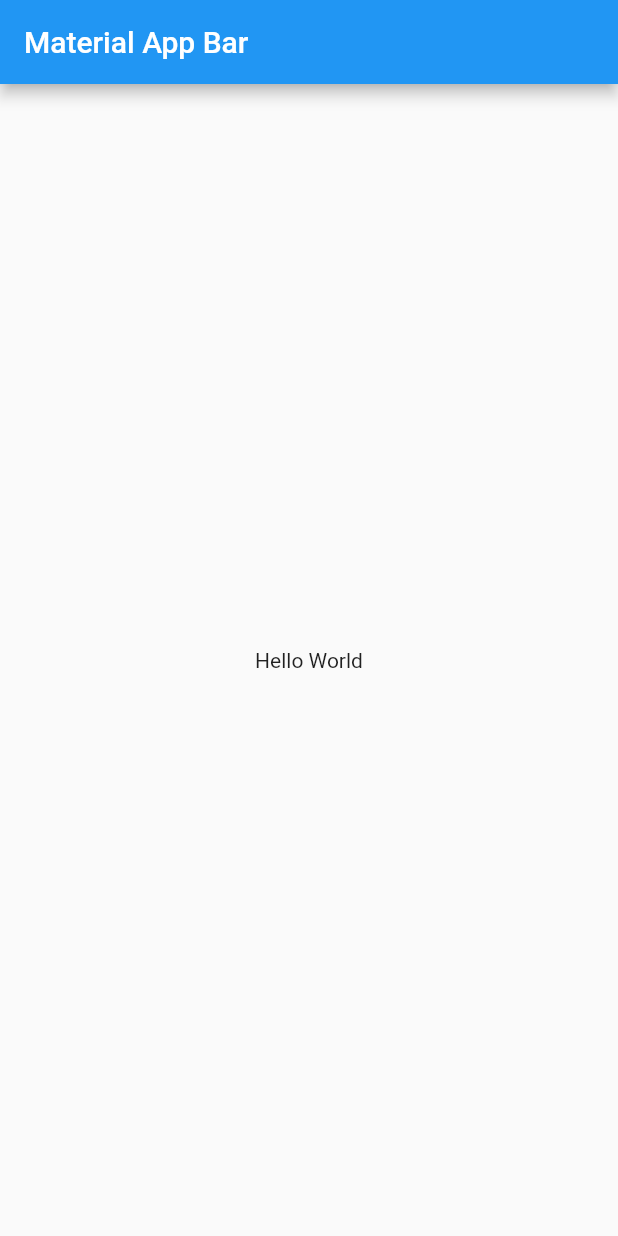
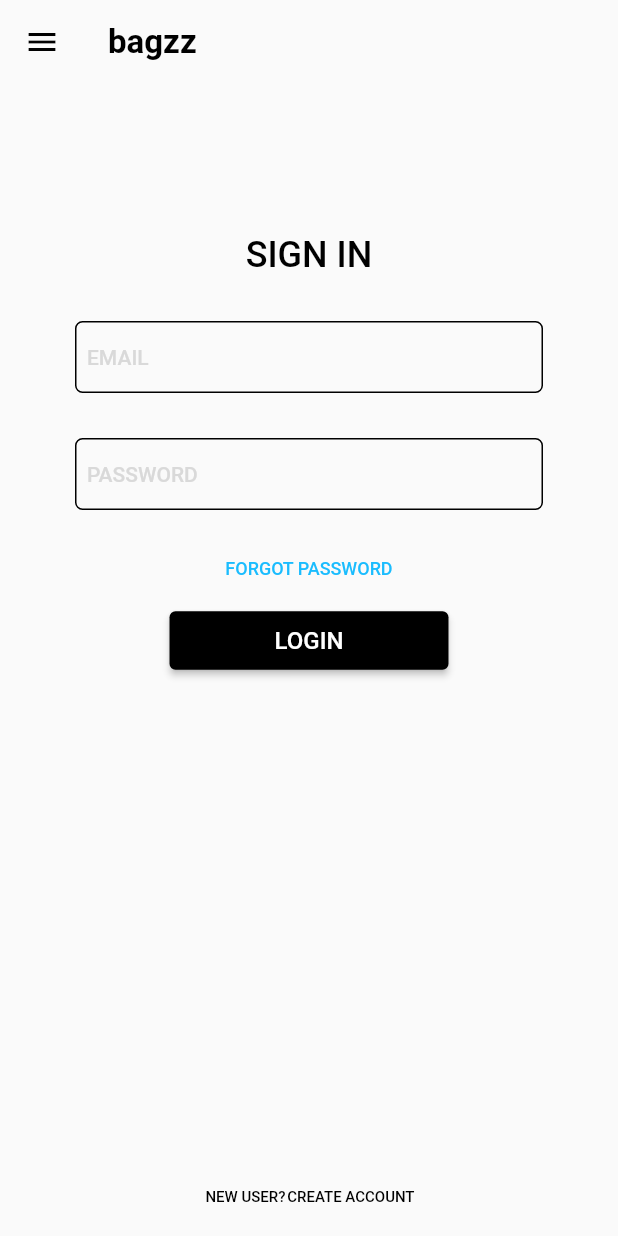
Before and after one commit to elvin35846/flutter_learning, a Flutter app: the screen it shows after launch, on a phone screen of 412 x 824 dp. Run offline on Flutter 3.47's test engine with Material 2 defaults, Android fonts, the light colour scheme and no system bars; Roboto replaces fonts that are missing (Playfair Display, Work Sans).

Commit message:
Add login screen, sepparated widgets and add folders, need to refactor styles and trouble with scroll

```diff
--- a/bagzz_app_ui/lib/main.dart
+++ b/bagzz_app_ui/lib/main.dart
@@ -1,3 +1,4 @@
+import 'package:bagzz_app_ui/screens/login_screen.dart';
 import 'package:flutter/material.dart';
 
 void main() => runApp(MyApp());
@@ -6,17 +7,8 @@ class MyApp extends StatelessWidget {
   @override
   Widget build(BuildContext context) {
     return MaterialApp(
-      title: 'Material App',
-      home: Scaffold(
-        appBar: AppBar(
-          title: Text('Material App Bar'),
-        ),
-        body: Center(
-          child: Container(
-            child: Text('Hello World'),
-          ),
-        ),
-      ),
+      title: 'Bagzz',
+      home: LoginScreen(),
     );
   }
 }
--- /dev/null
+++ b/bagzz_app_ui/lib/screens/login_screen.dart
@@ -0,0 +1,53 @@
+import 'package:bagzz_app_ui/widgets/login/login_footer_widget.dart';
+import 'package:bagzz_app_ui/widgets/login/login_form_widget.dart';
+import 'package:flutter/material.dart';
+
+class LoginScreen extends StatelessWidget {
+  const LoginScreen({Key? key}) : super(key: key);
+  // ! Important!!! - ALL STYLES NEED TO REFACTOR
+  @override
+  Widget build(BuildContext context) {
+    return Scaffold(
+      // ! Drawer paint a 'burger menu icon'
+      drawer: Drawer(
+        // ! LOGIC INSIDE DRAWER
+        child: Center(
+          child: Column(
+            mainAxisAlignment: MainAxisAlignment.center,
+            children: <Widget>[
+              const Text('This is the Drawer'),
+              ElevatedButton(
+                onPressed: () {},
+                child: const Text('Close Drawer'),
+              ),
+            ],
+          ),
+        ),
+      ),
+      appBar: AppBar(
+        backgroundColor: Colors.transparent,
+        iconTheme: IconThemeData(
+          color: Colors.black,
+        ),
+        elevation: 0,
+        title: Text(
+          'bagzz',
+          style: TextStyle(
+            color: Colors.black,
+            fontSize: 22,
+            fontFamily: 'Playfair Display',
+            fontWeight: FontWeight.w700,
+          ),
+        ),
+      ),
+      body: Column(
+        children: [
+          SizedBox(height: 100),
+          LoginFormWidget(),
+          LoginFooterWidget(),
+          SizedBox(height: 20),
+        ],
+      ),
+    );
+  }
+}
--- /dev/null
+++ b/bagzz_app_ui/lib/widgets/login/login_footer_widget.dart
@@ -0,0 +1,44 @@
+import 'package:flutter/material.dart';
+
+class LoginFooterWidget extends StatelessWidget {
+  const LoginFooterWidget({
+    Key? key,
+  }) : super(key: key);
+
+  @override
+  Widget build(BuildContext context) {
+    return Expanded(
+      child: Row(
+        mainAxisAlignment: MainAxisAlignment.center,
+        crossAxisAlignment: CrossAxisAlignment.end,
+        children: [
+          Text(
+            'NEW USER? ',
+            textAlign: TextAlign.center,
+            style: TextStyle(
+              color: Colors.black,
+              fontSize: 10,
+              fontFamily: 'Work Sans',
+              fontWeight: FontWeight.w500,
+            ),
+          ),
+          GestureDetector(
+            onTap: () {
+              // ! This function should be navigate to CREATE SCREEN
+            },
+            child: Text(
+              'CREATE ACCOUNT',
+              textAlign: TextAlign.center,
+              style: TextStyle(
+                color: Colors.black,
+                fontSize: 10,
+                fontFamily: 'Work Sans',
+                fontWeight: FontWeight.w500,
+              ),
+            ),
+          )
+        ],
+      ),
+    );
+  }
+}
--- /dev/null
+++ b/bagzz_app_ui/lib/widgets/login/login_form_widget.dart
@@ -0,0 +1,91 @@
+import 'package:bagzz_app_ui/widgets/login/login_textfield_widget.dart';
+import 'package:flutter/material.dart';
+
+class LoginFormWidget extends StatefulWidget {
+  // ! Important!!! - ALL STYLES NEED TO REFACTOR
+  const LoginFormWidget({
+    Key? key,
+  }) : super(key: key);
+
+  @override
+  _LoginFormWidgetState createState() => _LoginFormWidgetState();
+}
+
+class _LoginFormWidgetState extends State<LoginFormWidget> {
+  // ! CREATE CONTROLLERS FOR TEXTFIELDS
+  final _emailTextController = TextEditingController();
+  final _passwordTextController = TextEditingController();
+  @override
+  Widget build(BuildContext context) {
+    return Column(
+      children: [
+        Text(
+          'SIGN IN',
+          textAlign: TextAlign.center,
+          style: TextStyle(
+            color: Colors.black,
+            fontSize: 24,
+            fontFamily: 'Work Sans',
+            fontWeight: FontWeight.w500,
+          ),
+        ),
+        SizedBox(height: 15.0),
+        Padding(
+          padding: const EdgeInsets.symmetric(vertical: 15, horizontal: 50.0),
+          child: Column(
+            children: [
+              LoginTextfieldWidget(
+                keyboardType: TextInputType.emailAddress,
+                hintText: 'EMAIL',
+                controller: _emailTextController,
+                obscureText: false,
+              ),
+              SizedBox(height: 30.0),
+              LoginTextfieldWidget(
+                keyboardType: TextInputType.visiblePassword,
+                hintText: 'PASSWORD',
+                controller: _passwordTextController,
+                obscureText: true,
+              ),
+            ],
+          ),
+        ),
+        TextButton(
+          onPressed: () {
+            // ! FUNCTION FOR NAVIGATE TO FORGOT SCREEN
+          },
+          child: Text(
+            'FORGOT PASSWORD',
+            textAlign: TextAlign.center,
+            style: TextStyle(
+              color: Color(0xff1abcfe),
+              fontSize: 12,
+              fontFamily: 'Work Sans',
+              fontWeight: FontWeight.w500,
+            ),
+          ),
+        ),
+        ElevatedButton(
+          onPressed: () {
+            // ! FUNCTION WHERE CHECKED CONTROLLERS VALUE AND DO SOMETHING
+          },
+          style: ButtonStyle(
+            backgroundColor: MaterialStateProperty.all<Color?>(Colors.black),
+            padding: MaterialStateProperty.all<EdgeInsetsGeometry?>(
+                EdgeInsets.symmetric(horizontal: 70, vertical: 10)),
+          ),
+          child: Text(
+            'LOGIN',
+            textAlign: TextAlign.center,
+            style: TextStyle(
+              color: Colors.white,
+              fontSize: 16,
+              fontFamily: 'Work Sans',
+              fontWeight: FontWeight.w500,
+            ),
+          ),
+        ),
+      ],
+    );
+  }
+}
--- /dev/null
+++ b/bagzz_app_ui/lib/widgets/login/login_textfield_widget.dart
@@ -0,0 +1,53 @@
+import 'package:flutter/material.dart';
+
+class LoginTextfieldWidget extends StatefulWidget {
+  // ! Important!!! - ALL STYLES NEED TO REFACTOR
+  final TextInputType keyboardType;
+  final String hintText;
+  final TextEditingController controller;
+  final bool obscureText;
+  LoginTextfieldWidget({
+    Key? key,
+    required this.hintText,
+    required this.controller,
+    required this.keyboardType,
+    required this.obscureText,
+  }) : super(key: key);
+
+  @override
+  _LoginTextfieldWidgetState createState() => _LoginTextfieldWidgetState();
+}
+
+class _LoginTextfieldWidgetState extends State<LoginTextfieldWidget> {
+  final _borderInputDecoration = OutlineInputBorder(
+    borderSide: BorderSide(
+      color: Colors.black,
+      width: 1,
+    ),
+    borderRadius: BorderRadius.circular(5),
+  );
+  @override
+  Widget build(BuildContext context) {
+    return TextField(
+      obscureText: widget.obscureText,
+      keyboardType: widget.keyboardType,
+      controller: widget.controller,
+      decoration: InputDecoration(
+        hintText: widget.hintText,
+        hintStyle: TextStyle(
+          color: Color(0xffd9d9d9),
+          fontSize: 14,
+          fontFamily: 'Work Sans',
+          fontWeight: FontWeight.w500,
+        ),
+        contentPadding: EdgeInsets.all(8.0),
+        border: _borderInputDecoration,
+        errorBorder: _borderInputDecoration,
+        enabledBorder: _borderInputDecoration,
+        focusedBorder: _borderInputDecoration,
+        disabledBorder: _borderInputDecoration,
+        focusedErrorBorder: _borderInputDecoration,
+      ),
+    );
+  }
+}
```
